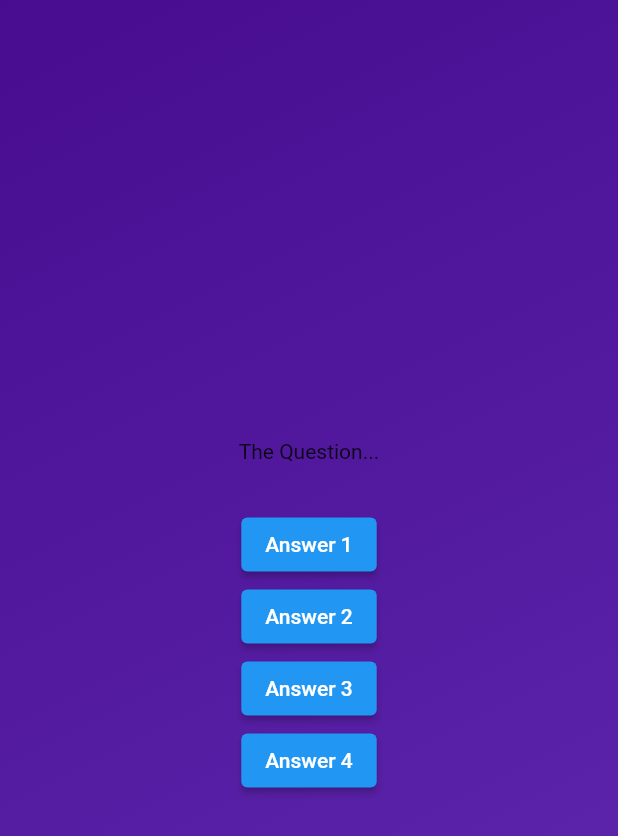
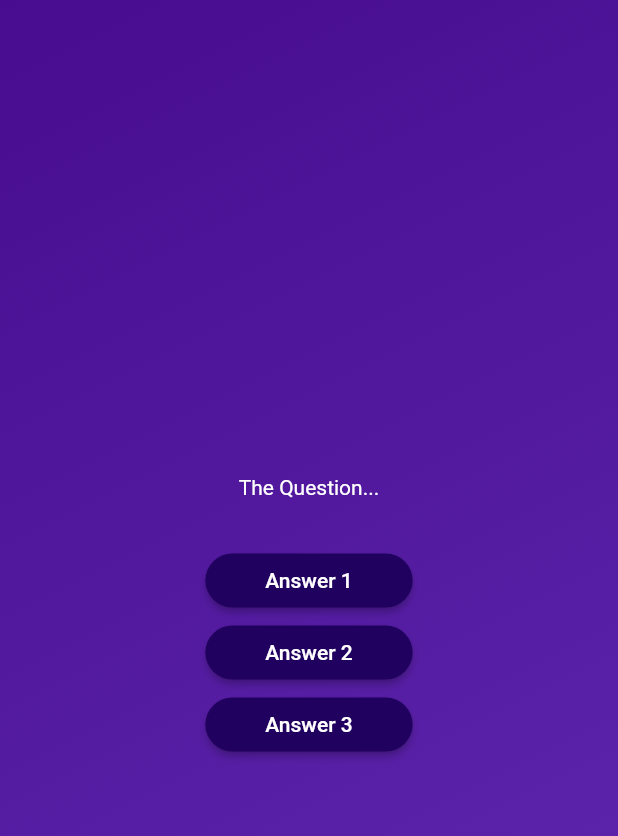
Before and after one commit to ten66/udemy_sec3_quizapp, a Flutter app: the screen it shows after launch, after a tap on "Start Quiz", on a phone screen of 412 x 824 dp. Shown: the top 836 px of the screen. Run offline on Flutter 3.47's test engine with Material 2 defaults, Android fonts, the phone set to English and light mode, and no system bars.

Commit message:
#6 68. Creating a Reusable, Custom Styled Button

```diff
--- /dev/null
+++ b/lib/answer_button.dart
@@ -0,0 +1,32 @@
+import 'package:flutter/material.dart';
+
+class AnswerButton extends StatelessWidget {
+  // ボタンに表示する文字列を受け取る
+  const AnswerButton({
+    super.key,
+    required this.answerText,
+    required this.onTap,
+  });
+
+  final String answerText;
+  final void Function() onTap;
+
+  @override
+  Widget build(BuildContext context) {
+    return ElevatedButton(
+      onPressed: onTap,
+      style: ElevatedButton.styleFrom(
+        padding: const EdgeInsets.symmetric(
+          vertical: 10,
+          horizontal: 40,
+        ),
+        backgroundColor: const Color.fromARGB(255, 33, 1, 95),
+        foregroundColor: Colors.white,
+        shape: RoundedRectangleBorder(
+          borderRadius: BorderRadius.circular(40),
+        ),
+      ),
+      child: Text(answerText),
+    );
+  }
+}
--- a/lib/questions_screen.dart
+++ b/lib/questions_screen.dart
@@ -1,4 +1,5 @@
 import 'package:flutter/material.dart';
+import 'package:udemy_sec3_quizapp/answer_button.dart';
 
 class QuestionsScreen extends StatefulWidget {
   const QuestionsScreen({super.key});
@@ -18,23 +19,24 @@ class _QuestionsScreenState extends State<QuestionsScreen> {
       child: Column(
         mainAxisAlignment: MainAxisAlignment.center,
         children: [
-          const Text('The Question...'),
+          const Text(
+            'The Question...',
+            style: TextStyle(
+              color: Colors.white,
+            ),
+          ),
           const SizedBox(height: 30),
-          ElevatedButton(
-            onPressed: () {},
-            child: const Text('Answer 1'),
+          AnswerButton(
+            answerText: 'Answer 1',
+            onTap: () {},
           ),
-          ElevatedButton(
-            onPressed: () {},
-            child: const Text('Answer 2'),
+          AnswerButton(
+            answerText: 'Answer 2',
+            onTap: () {},
           ),
-          ElevatedButton(
-            onPressed: () {},
-            child: const Text('Answer 3'),
-          ),
-          ElevatedButton(
-            onPressed: () {},
-            child: const Text('Answer 4'),
+          AnswerButton(
+            answerText: 'Answer 3',
+            onTap: () {},
           ),
         ],
       ),
```
